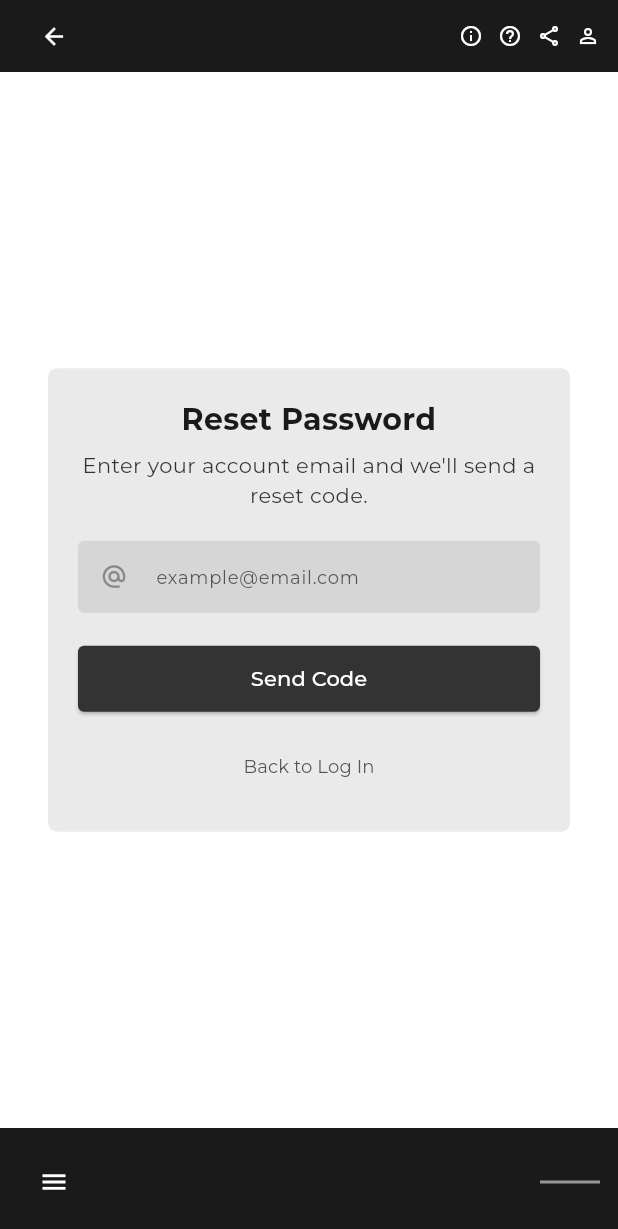
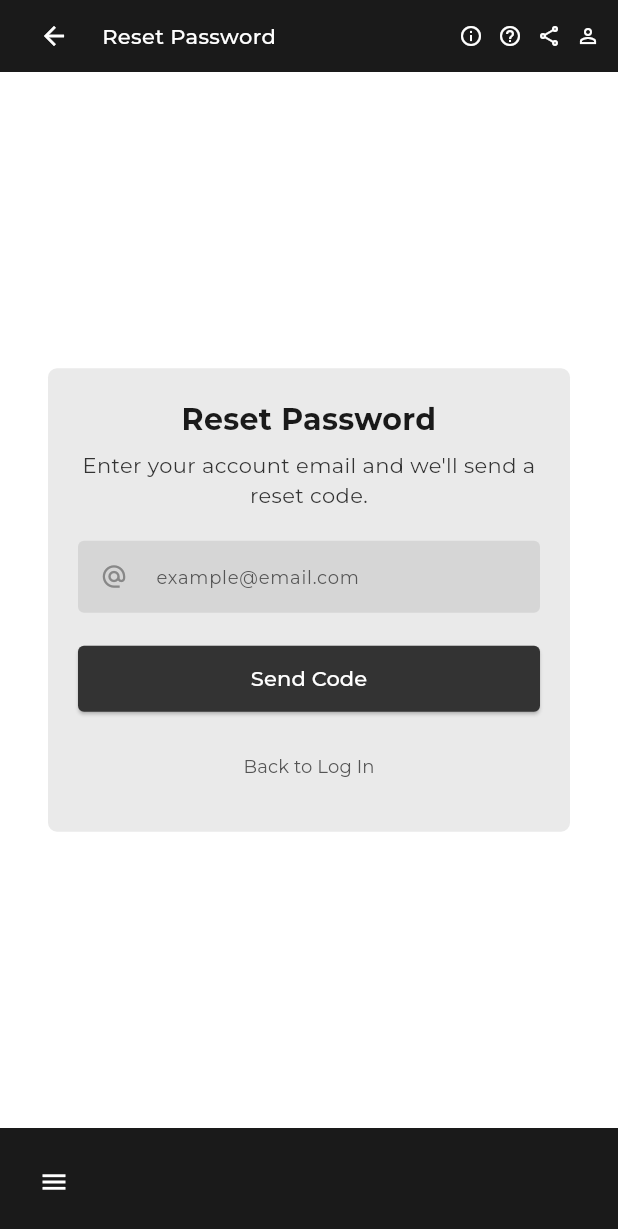
Before and after one commit to a1vcm/cop4331-large-project, a Flutter app: the ForgotPasswordScreen screen opened by its route, on a phone screen of 412 x 824 dp. Shown: the top 1229 px of the screen. Run offline on Flutter 3.47's test engine with Material 3 defaults, Android fonts, the phone set to English and light mode, and no system bars; our stand-ins replace go_router, google_fonts, shared_preferences; accounts and stored records are empty; network calls fail.

Commit message:
Fix top/bottom chrome for real iOS devices, make menu button functional
The dark top/bottom bars were designed against a flat wireframe that
never accounted for a real device's safe areas:

- Top bar's black background stopped short of the status bar/Dynamic
  Island, leaving a mismatched white gap up there. It also never set
  a light SystemUiOverlayStyle, so the system's time/battery icons
  rendered in their default dark color and were invisible against the
  black bar. Fixed by extending the bar's padding to include
  MediaQuery's top safe-area inset and wrapping AppScaffold in an
  AnnotatedRegion<SystemUiOverlayStyle> forcing light (white) icons.
- The top-left placeholder line and bottom-right placeholder line were
  static wireframe stand-ins for the notch/home-indicator that made no
  sense once a real device draws its own. Removed both; the top bar
  now shows a real title per screen instead of dead space.
- The bottom bar's hamburger button was never wired to anything by any
  screen (no screen ever passed onMenuTap) — completely dead. It now
  opens a functional bottom-sheet nav menu (Home/Search/Dashboard or
  Login, Logout) built into AppBottomBar itself so future screens get
  it for free instead of needing to remember to wire it up.
- Wrapped register screen's CheckboxListTile in a transparent Material
  ancestor to fix the "ListTile background color or ink splashes may
  be invisible" exception being thrown at runtime (it was nested
  directly inside a colored Container with no Material between it and
  the ListTile).

Found via the user's own on-device test on an iPhone 17 simulator.

Co-Authored-By: Claude Sonnet 5 <noreply@anthropic.com>

```diff
--- a/mobile/lib/screens/course_detail_screen.dart
+++ b/mobile/lib/screens/course_detail_screen.dart
@@ -105,6 +105,7 @@ class _CourseDetailScreenState extends State<CourseDetailScreen> {
     return AppScaffold(
       showBack: true,
       onBack: () => context.pop(),
+      title: _course?.courseCode ?? 'Course Details',
       body: _loading
           ? const Center(child: CircularProgressIndicator())
           : _error != null
--- a/mobile/lib/screens/course_search_screen.dart
+++ b/mobile/lib/screens/course_search_screen.dart
@@ -98,6 +98,7 @@ class _CourseSearchScreenState extends State<CourseSearchScreen> {
     return AppScaffold(
       showBack: true,
       onBack: () => context.pop(),
+      title: 'Search Courses',
       body: SafeArea(
         child: Column(
           crossAxisAlignment: CrossAxisAlignment.stretch,
--- a/mobile/lib/screens/email_auth_screen.dart
+++ b/mobile/lib/screens/email_auth_screen.dart
@@ -71,6 +71,7 @@ class _EmailAuthScreenState extends State<EmailAuthScreen> {
     return AppScaffold(
       showBack: true,
       onBack: () => context.pop(),
+      title: 'Verify Email',
       body: Center(
         child: SingleChildScrollView(
           padding: const EdgeInsets.symmetric(horizontal: 32),
--- a/mobile/lib/screens/forgot_password_screen.dart
+++ b/mobile/lib/screens/forgot_password_screen.dart
@@ -94,6 +94,7 @@ class _ForgotPasswordScreenState extends State<ForgotPasswordScreen> {
     return AppScaffold(
       showBack: true,
       onBack: () => context.pop(),
+      title: 'Reset Password',
       body: Center(
         child: SingleChildScrollView(
           padding: const EdgeInsets.symmetric(horizontal: 32),
--- a/mobile/lib/screens/login_screen.dart
+++ b/mobile/lib/screens/login_screen.dart
@@ -55,6 +55,9 @@ class _LoginScreenState extends State<LoginScreen> {
   @override
   Widget build(BuildContext context) {
     return AppScaffold(
+      showBack: true,
+      onBack: () => context.canPop() ? context.pop() : context.go('/'),
+      title: 'Log In',
       body: Center(
         child: SingleChildScrollView(
           padding: const EdgeInsets.symmetric(horizontal: 32),
--- a/mobile/lib/screens/profile_dashboard_screen.dart
+++ b/mobile/lib/screens/profile_dashboard_screen.dart
@@ -55,6 +55,7 @@ class _ProfileDashboardScreenState extends State<ProfileDashboardScreen> {
     }
 
     return AppScaffold(
+      title: 'My Dashboard',
       body: RefreshIndicator(
         onRefresh: _load,
         child: SingleChildScrollView(
--- a/mobile/lib/widgets/app_chrome.dart
+++ b/mobile/lib/widgets/app_chrome.dart
@@ -1,34 +1,51 @@
 import 'package:flutter/material.dart';
+import 'package:flutter/services.dart';
+import 'package:go_router/go_router.dart';
+import '../services/auth_service.dart';
+import '../services/auth_state.dart';
 import '../theme/app_theme.dart';
 
-/// Dark top bar with icon cluster (info/help/share/profile) — appears
-/// identically at the top of every screen in the wireframe.
-class AppTopBar extends StatelessWidget implements PreferredSizeWidget {
+/// Dark top bar with icon cluster (info/help/share/profile). Its background
+/// extends up through the status bar / Dynamic Island (rather than stopping
+/// below it) so there's no mismatched white gap up there, and the screen's
+/// SystemUiOverlayStyle is set to light content so the system's time/battery
+/// icons render in white and stay visible against the dark bar.
+class AppTopBar extends StatelessWidget {
   final VoidCallback? onBack;
   final bool showBack;
+  final String? title;
 
-  const AppTopBar({super.key, this.onBack, this.showBack = false});
+  const AppTopBar({super.key, this.onBack, this.showBack = false, this.title});
+
+  static const double contentHeight = 48;
 
   @override
   Widget build(BuildContext context) {
+    final topInset = MediaQuery.paddingOf(context).top;
     return Container(
+      width: double.infinity,
       color: AppColors.topBar,
-      padding: const EdgeInsets.symmetric(horizontal: 12),
-      height: preferredSize.height,
-      child: SafeArea(
-        bottom: false,
+      padding: EdgeInsets.only(top: topInset, left: 12, right: 12),
+      child: SizedBox(
+        height: contentHeight,
         child: Row(
-          mainAxisAlignment: MainAxisAlignment.spaceBetween,
           children: [
             if (showBack)
               IconButton(
-                icon: const Icon(Icons.arrow_back, color: AppColors.white, size: 18),
+                icon: const Icon(Icons.arrow_back, color: AppColors.white, size: 20),
                 onPressed: onBack,
                 padding: EdgeInsets.zero,
                 constraints: const BoxConstraints(),
-              )
-            else
-              Container(width: 60, height: 2, color: Colors.white54),
+              ),
+            SizedBox(width: showBack ? 8 : 0),
+            Expanded(
+              child: Text(
+                title ?? 'KnightRate',
+                style: AppTextStyles.button,
+                overflow: TextOverflow.ellipsis,
+              ),
+            ),
+            const SizedBox(width: 8),
             Row(
               children: const [
                 Icon(Icons.info_outline, color: AppColors.white, size: 16),
@@ -45,16 +62,84 @@ class AppTopBar extends StatelessWidget implements PreferredSizeWidget {
       ),
     );
   }
-
-  @override
-  Size get preferredSize => const Size.fromHeight(48);
 }
 
-/// Dark bottom nav bar (hamburger + minus line) — same across every screen.
+/// Dark bottom bar with a menu button that opens the app's primary
+/// navigation as a bottom sheet — the standard iOS pattern for a
+/// menu-triggered action sheet anchored near where it was tapped.
 class AppBottomBar extends StatelessWidget {
-  final VoidCallback? onMenuTap;
+  const AppBottomBar({super.key});
 
-  const AppBottomBar({super.key, this.onMenuTap});
+  void _openNavMenu(BuildContext context) {
+    showModalBottomSheet(
+      context: context,
+      backgroundColor: AppColors.white,
+      shape: const RoundedRectangleBorder(
+        borderRadius: BorderRadius.vertical(top: Radius.circular(16)),
+      ),
+      builder: (sheetContext) => SafeArea(
+        child: Column(
+          mainAxisSize: MainAxisSize.min,
+          children: [
+            const SizedBox(height: 8),
+            ListTile(
+              leading: const Icon(Icons.home_outlined),
+              title: const Text('Home'),
+              onTap: () {
+                Navigator.pop(sheetContext);
+                context.go('/');
+              },
+            ),
+            ListTile(
+              leading: const Icon(Icons.search),
+              title: const Text('Search Courses'),
+              onTap: () {
+                Navigator.pop(sheetContext);
+                context.push('/courses');
+              },
+            ),
+            ListenableBuilder(
+              listenable: AuthState.instance,
+              builder: (context, _) {
+                if (!AuthState.instance.isLoggedIn) {
+                  return ListTile(
+                    leading: const Icon(Icons.login),
+                    title: const Text('Log In'),
+                    onTap: () {
+                      Navigator.pop(sheetContext);
+                      context.push('/login');
+                    },
+                  );
+                }
+                return Column(
+                  children: [
+                    ListTile(
+                      leading: const Icon(Icons.person_outline),
+                      title: const Text('My Dashboard'),
+                      onTap: () {
+                        Navigator.pop(sheetContext);
+                        context.push('/dashboard');
+                      },
+                    ),
+                    ListTile(
+                      leading: const Icon(Icons.logout),
+                      title: const Text('Log Out'),
+                      onTap: () async {
+                        Navigator.pop(sheetContext);
+                        await AuthService.logout();
+                        if (context.mounted) context.go('/');
+                      },
+                    ),
+                  ],
+                );
+              },
+            ),
+            const SizedBox(height: 8),
+          ],
+        ),
+      ),
+    );
+  }
 
   @override
   Widget build(BuildContext context) {
@@ -64,15 +149,14 @@ class AppBottomBar extends StatelessWidget {
       child: SafeArea(
         top: false,
         child: Row(
-          mainAxisAlignment: MainAxisAlignment.spaceBetween,
           children: [
             IconButton(
               icon: const Icon(Icons.menu, color: AppColors.white, size: 20),
-              onPressed: onMenuTap,
+              onPressed: () => _openNavMenu(context),
               padding: EdgeInsets.zero,
               constraints: const BoxConstraints(),
+              tooltip: 'Menu',
             ),
-            Container(width: 40, height: 2, color: Colors.white54),
           ],
         ),
       ),
@@ -80,28 +164,35 @@ class AppBottomBar extends StatelessWidget {
   }
 }
 
-/// Wraps a screen body with the standard top/bottom bars so screens
-/// only need to supply their middle content.
+/// Wraps a screen body with the standard top/bottom bars so screens only
+/// need to supply their middle content (and optionally a title/back action).
 class AppScaffold extends StatelessWidget {
   final Widget body;
   final bool showBack;
   final VoidCallback? onBack;
-  final VoidCallback? onMenuTap;
+  final String? title;
 
   const AppScaffold({
     super.key,
     required this.body,
     this.showBack = false,
     this.onBack,
-    this.onMenuTap,
+    this.title,
   });
 
   @override
   Widget build(BuildContext context) {
-    return Scaffold(
-      appBar: AppTopBar(showBack: showBack, onBack: onBack),
-      body: body,
-      bottomNavigationBar: AppBottomBar(onMenuTap: onMenuTap),
+    return AnnotatedRegion<SystemUiOverlayStyle>(
+      value: SystemUiOverlayStyle.light,
+      child: Scaffold(
+        body: Column(
+          children: [
+            AppTopBar(showBack: showBack, onBack: onBack, title: title),
+            Expanded(child: body),
+          ],
+        ),
+        bottomNavigationBar: const AppBottomBar(),
+      ),
     );
   }
 }
```
Also changed, not shown: mobile/lib/screens/register_screen.dart (+10 -6 lines).
